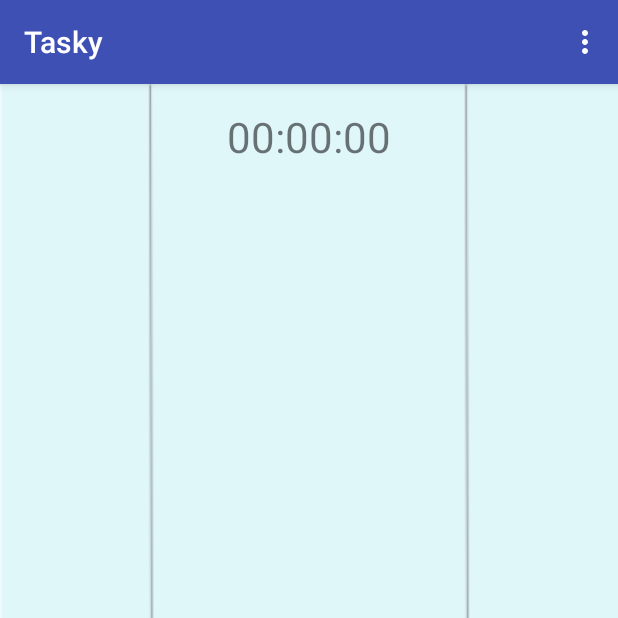
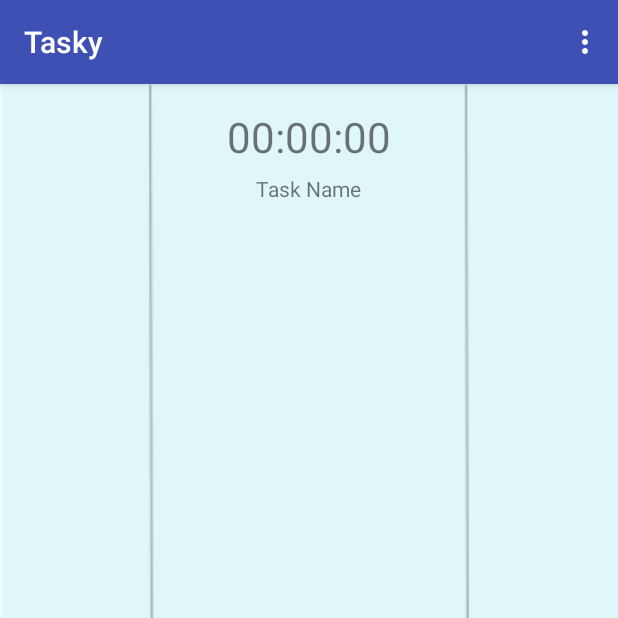
Before and after one commit to cqpham/SEG3125_Project, an Android app: the screen it shows after launch (MainActivity), on a phone screen of 412 x 824 dp, the top half of it. Run offline under Robolectric (Android 15) with nearby library versions, the phone set to English and light mode, and no system bars.

Commit message:
latest changes to code

```diff
--- a/app/src/main/java/seg3125/project/MainActivity.java
+++ b/app/src/main/java/seg3125/project/MainActivity.java
@@ -18,16 +18,13 @@ import android.widget.ProgressBar;
 import android.widget.TextView;
 import android.content.Intent;
 
-import org.w3c.dom.Text;
-
 public class MainActivity extends AppCompatActivity {
 
-    private TextView countdownText;
+    private TextView countdownText, taskName;
     private TextView levelText;
-    private int taskDurationMilliseconds, taskDurationMinutes;
+    private int taskDurationMinutes;
     private final String[] minArray = {"5", "10", "15", "20", "25", "30", "35", "40", "45", "50", "55"};
-    private int defaultPointsThreshold, levelPointsThreshold;
-    private int defaultLevel, level, defaultPointsEarnedTotal, pointsEarnedTotal, defaultPointsEarnedForLevel, pointsEarnedForLevel;
+    private int level, levelPointsThreshold, pointsEarnedTotal, pointsEarnedForLevel;
     private SharedPreferences sharedPreferences;
     private SharedPreferences.Editor editor;
     private ProgressBar progressBar;
@@ -38,13 +35,13 @@ public class MainActivity extends AppCompatActivity {
         setContentView(R.layout.activity_main);
 
         sharedPreferences = getPreferences(Context.MODE_PRIVATE);
-        defaultLevel = getResources().getInteger(R.integer.saved_level_default);
+        int defaultLevel = getResources().getInteger(R.integer.saved_level_default);
         level = sharedPreferences.getInt(getString(R.string.saved_level), defaultLevel);
-        defaultPointsEarnedTotal = getResources().getInteger(R.integer.points_earned_default);
+        int defaultPointsEarnedTotal = getResources().getInteger(R.integer.points_earned_default);
         pointsEarnedTotal = sharedPreferences.getInt(getString(R.string.points_earned), defaultPointsEarnedTotal);
-        defaultPointsThreshold = getResources().getInteger(R.integer.default_level_points_threshold);
+        int defaultPointsThreshold = getResources().getInteger(R.integer.default_level_points_threshold);
         levelPointsThreshold = sharedPreferences.getInt(getString(R.string.level_points_threshold), defaultPointsThreshold);
-        defaultPointsEarnedForLevel = getResources().getInteger(R.integer.default_points_earned_level);
+        int defaultPointsEarnedForLevel = getResources().getInteger(R.integer.default_points_earned_level);
         pointsEarnedForLevel = sharedPreferences.getInt(getString(R.string.points_earned_level), defaultPointsEarnedForLevel);
 
         editor = sharedPreferences.edit();
@@ -65,7 +62,8 @@ public class MainActivity extends AppCompatActivity {
         progressBar.setMax(levelPointsThreshold);
         progressBar.setProgress(pointsEarnedTotal);
 
-        countdownText = (TextView) findViewById(R.id.countDownText) ;
+        countdownText = (TextView) findViewById(R.id.countDownText);
+        taskName = (TextView) findViewById(R.id.taskName);
         levelText = (TextView) findViewById(R.id.level_text);
         levelText.setText(getResources().getString(R.string.level) + " " + String.valueOf(level));
     }
@@ -79,11 +77,7 @@ public class MainActivity extends AppCompatActivity {
 
     @Override
     public boolean onOptionsItemSelected (MenuItem item) {
-        /*
-        Handle action bar item clicks here. The action bar will
-        automatically handle clicks on the Home/Up button, so long
-        as you specify a parent activity in AndroidManifest.xml.
-         */
+
         int id = item.getItemId();
         Intent intent;
 
@@ -148,13 +142,13 @@ public class MainActivity extends AppCompatActivity {
     }
 
     private int calculateXpPoints(int minutes) {
-        return minutes*25;
+        return minutes*10;
     }
 
     private boolean canLevelUp(int pointsJustEarned) {
         if (pointsJustEarned == 0) {
             return false;
-        } else if ((pointsJustEarned + pointsEarnedTotal) == levelPointsThreshold) {
+        } else if ((pointsJustEarned + pointsEarnedForLevel) == levelPointsThreshold) {
             return true;
         }
 
@@ -197,9 +191,14 @@ public class MainActivity extends AppCompatActivity {
                     public void onClick(DialogInterface dialog, int which) {
                         // positive button logic
                         dialog.cancel();
+
+                        //Set task name and need to check validation
+                        TextView taskInputName = (TextView) findViewById(R.id.create_task_name);
+                        taskName.setText(taskInputName.getText());
+
                         //Get duration
                         taskDurationMinutes = hrPicker.getValue()*60 + Integer.parseInt(minArray[minPicker.getValue()]);
-                        taskDurationMilliseconds = taskDurationMinutes*60000;
+                        int taskDurationMilliseconds = taskDurationMinutes*60000;
                         CustomCountDownTimer customCountDownTimer = new CustomCountDownTimer(2000, 1000);
                         customCountDownTimer.start();
                     }
@@ -262,6 +261,13 @@ public class MainActivity extends AppCompatActivity {
                     public void onClick(DialogInterface dialog, int which) {
                         // positive button logic
                         dialog.cancel();
+
+                        //reset progress bar
+                        progressBar.setProgress(0);
+                        progressBar.setMax(levelPointsThreshold);
+
+                        //set level label
+                        levelText.setText(getResources().getString(R.string.level) + " " + String.valueOf(level));
                     }
                 });
 
--- a/app/src/main/res/layout/content_main.xml
+++ b/app/src/main/res/layout/content_main.xml
@@ -51,7 +51,19 @@
             app:layout_constraintTop_toTopOf="parent"
             app:layout_constraintRight_toRightOf="parent"
             app:layout_constraintLeft_toLeftOf="parent"
-            android:textSize="28sp"/>
+            android:textSize="28sp"
+            android:layout_marginBottom="6dp"/>
+        <TextView
+            android:id="@+id/taskName"
+            android:layout_width="wrap_content"
+            android:layout_height="wrap_content"
+            android:gravity="center_horizontal"
+            android:text="@string/task_name"
+            app:layout_constraintBottom_toTopOf="@id/cat_layout"
+            app:layout_constraintTop_toTopOf="parent"
+            app:layout_constraintRight_toRightOf="parent"
+            app:layout_constraintLeft_toLeftOf="parent"
+            android:textSize="14sp"/>
     </LinearLayout>
 
     <RelativeLayout
--- a/app/src/main/res/xml/pref_history.xml
+++ b/app/src/main/res/xml/pref_history.xml
@@ -2,7 +2,7 @@
 <PreferenceScreen xmlns:android="http://schemas.android.com/apk/res/android">
     <Preference
         android:title="Finish calculus 2 assignment"
-        android:summary="Task duration = 2 hours\nPoints earned = 3000"
+        android:summary="Task duration = 2 hours\nPoints earned = 1200"
         android:clickable="false"
         android:cursorVisible="false"
         android:focusable="false"
@@ -10,7 +10,7 @@
     </Preference>
     <Preference
         android:title="Study for SEG3125 Final Exam"
-        android:summary="Task duration = 4 hours\nPoints earned = 6000"
+        android:summary="Task duration = 4 hours\nPoints earned = 2400"
         android:clickable="false"
         android:cursorVisible="false"
         android:focusable="false"
@@ -18,7 +18,7 @@
     </Preference>
     <Preference
         android:title="Work on SEG3125 project"
-        android:summary="Task duration = 4 hours\nPoints earned = 6000"
+        android:summary="Task duration = 4 hours\nPoints earned = 2400"
         android:clickable="false"
         android:cursorVisible="false"
         android:focusable="false"
```
